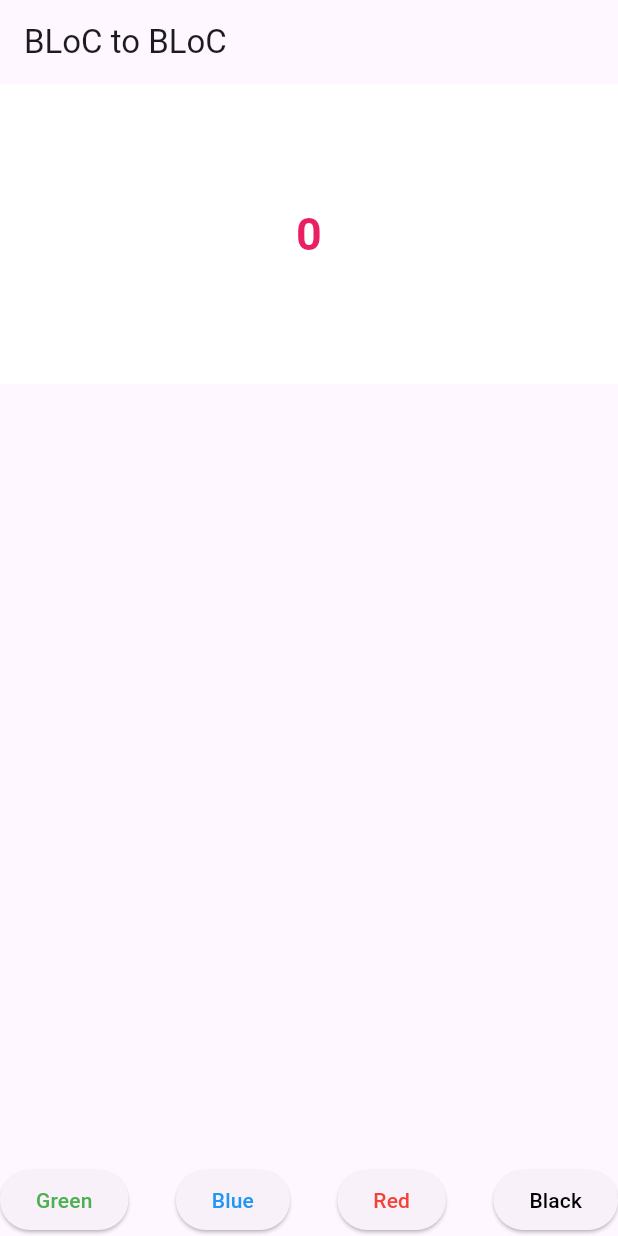
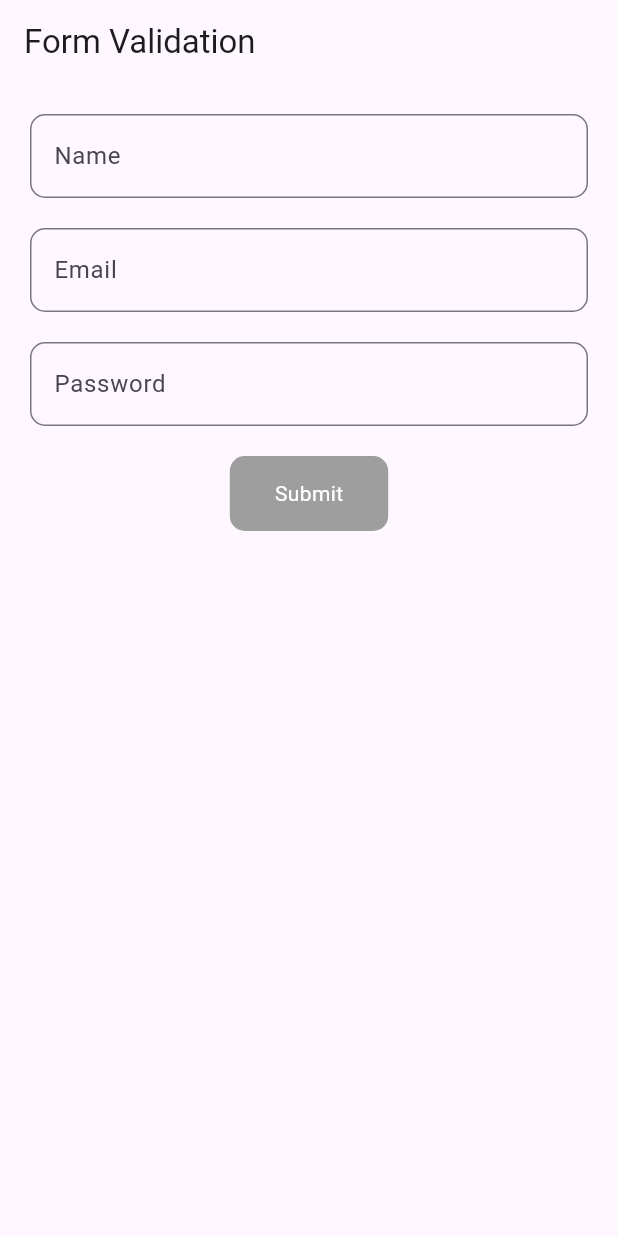
Before and after one commit to Lyangsir00/flutter-bloc, a Flutter app: the screen it shows after launch, on a phone screen of 412 x 824 dp. Run offline on Flutter 3.47's test engine with Material 3 defaults, Android fonts, the light colour scheme and no system bars; our stand-ins replace bloc, equatable, flutter_bloc.

Commit message:
feat: implement form data viabloc

```diff
--- a/lib/bloc/color/color_bloc.dart
+++ b/lib/bloc/color/color_bloc.dart
@@ -6,7 +6,7 @@ part 'color_event.dart';
 part 'color_state.dart';
 
 class ColorBloc extends Bloc<ColorEvent, ColorState> {
-  ColorBloc() : super(ColorState()) {
+  ColorBloc() : super(ColorState(errorMsg: '')) {
     on<ChangeColor>(_changeColor);
   }
   void _changeColor(ChangeColor event, Emitter<ColorState> emit) {
--- a/lib/bloc/color/color_state.dart
+++ b/lib/bloc/color/color_state.dart
@@ -5,7 +5,7 @@ class ColorState extends Equatable {
   final String errorMsg;
   const ColorState({
     this.color = Colors.white,
-    this.errorMsg = '',
+    required this.errorMsg,
   });
   ColorState copyWith({Color? color, String? errorMsg}) {
     return ColorState(
--- a/lib/bloc/counterapp/counterapp_bloc.dart
+++ b/lib/bloc/counterapp/counterapp_bloc.dart
@@ -6,7 +6,7 @@ part 'counterapp_event.dart';
 part 'counterapp_state.dart';
 
 class CounterappBloc extends Bloc<CounterappEvent, CounterappState> {
-  CounterappBloc() : super(CounterappState()) {
+  CounterappBloc() : super(CounterappState(errorMsg: '')) {
     on<UpdateCounter>(_updateCounter);
   }
 
--- a/lib/bloc/counterapp/counterapp_state.dart
+++ b/lib/bloc/counterapp/counterapp_state.dart
@@ -3,7 +3,7 @@ part of 'counterapp_bloc.dart';
 class CounterappState extends Equatable {
   final int counter;
   final String errorMsg;
-  const CounterappState({this.counter = 0, this.errorMsg = ''});
+  const CounterappState({this.counter = 0, required this.errorMsg});
 
   CounterappState copyWith({
     int? counter,
--- /dev/null
+++ b/lib/form/bloc/form_bloc.dart
@@ -0,0 +1,62 @@
+import 'package:bloc/bloc.dart';
+import 'package:equatable/equatable.dart';
+
+part 'form_event.dart';
+part 'form_state.dart';
+
+class FormBloc extends Bloc<FormEvent, FormStates> {
+  FormBloc() : super(FormStates()) {
+    on<NameChanged>((event, emit) {
+      emit(
+        state.copyWith(
+          name: event.name,
+          isValid: _validateForm(
+            state.name,
+            state.email,
+            state.password,
+          ),
+        ),
+      );
+    });
+
+    on<EmailChanged>((event, emit) {
+      emit(
+        state.copyWith(
+          email: event.email,
+          isValid: _validateForm(
+            state.name,
+            state.email,
+            state.password,
+          ),
+        ),
+      );
+    });
+
+    on<PasswordChanged>((event, emit) {
+      emit(
+        state.copyWith(
+          password: event.password,
+          isValid: _validateForm(
+            state.name,
+            state.email,
+            state.password,
+          ),
+        ),
+      );
+    });
+
+    on<FormSubmitted>(
+      (event, emit) {
+        if (state.isValid) {
+          emit(
+            state.copyWith(isSubmitted: true),
+          );
+        }
+      },
+    );
+  }
+
+  bool _validateForm(String name, String email, String password) {
+    return name.isNotEmpty && email.contains('@') && password.length >= 6;
+  }
+}
--- /dev/null
+++ b/lib/form/bloc/form_event.dart
@@ -0,0 +1,40 @@
+part of 'form_bloc.dart';
+
+abstract class FormEvent extends Equatable {
+  const FormEvent();
+
+  @override
+  List<Object> get props => [];
+}
+
+class NameChanged extends FormEvent {
+  final String name;
+  const NameChanged(
+    this.name,
+  );
+  @override
+  // TODO: implement props
+  List<Object> get props => [name];
+}
+
+class EmailChanged extends FormEvent {
+  final String email;
+  const EmailChanged(
+    this.email,
+  );
+  @override
+  // TODO: implement props
+  List<Object> get props => [email];
+}
+
+class PasswordChanged extends FormEvent {
+  final String password;
+  const PasswordChanged(
+    this.password,
+  );
+  @override
+  // TODO: implement props
+  List<Object> get props => [password];
+}
+
+class FormSubmitted extends FormEvent {}
--- /dev/null
+++ b/lib/form/bloc/form_state.dart
@@ -0,0 +1,35 @@
+part of 'form_bloc.dart';
+
+class FormStates extends Equatable {
+  final String name;
+  final String email;
+  final String password;
+  final bool isValid;
+  final bool isSubmitted;
+
+  const FormStates({
+    this.name = '',
+    this.email = '',
+    this.password = '',
+    this.isValid = false,
+    this.isSubmitted = false,
+  });
+  FormStates copyWith({
+    String? name,
+    String? email,
+    String? password,
+    bool? isValid,
+    bool? isSubmitted,
+  }) {
+    return FormStates(
+      name: name ?? this.name,
+      email: email ?? this.email,
+      password: password ?? this.password,
+      isValid: isValid ?? this.isValid,
+      isSubmitted: isSubmitted ?? this.isSubmitted,
+    );
+  }
+
+  @override
+  List<Object> get props => [name, email, password, isValid, isSubmitted];
+}
--- /dev/null
+++ b/lib/form/ui/form_data_page.dart
@@ -0,0 +1,23 @@
+import 'package:flutter/material.dart';
+import 'package:flutter_bloc_example2/form/bloc/form_bloc.dart';
+
+class FormDataPage extends StatelessWidget {
+  final FormStates state;
+  const FormDataPage({super.key, required this.state});
+
+  @override
+  Widget build(BuildContext context) {
+    return Scaffold(
+      appBar: AppBar(),
+      body: Center(
+        child: Column(
+          children: [
+            Text("Name:${state.name}"),
+            Text("email:${state.email}"),
+            Text("Password:${state.password}")
+          ],
+        ),
+      ),
+    );
+  }
+}
--- /dev/null
+++ b/lib/form/ui/form_home.dart
@@ -0,0 +1,138 @@
+import 'package:flutter/material.dart';
+import 'package:flutter_bloc/flutter_bloc.dart';
+import 'package:flutter_bloc_example2/form/bloc/form_bloc.dart';
+import 'package:flutter_bloc_example2/form/ui/form_data_page.dart';
+
+class FormHomeScreen extends StatefulWidget {
+  const FormHomeScreen({super.key});
+
+  @override
+  State<FormHomeScreen> createState() => _FormHomeScreenState();
+}
+
+class _FormHomeScreenState extends State<FormHomeScreen> {
+  @override
+  Widget build(BuildContext context) {
+    return Scaffold(
+      appBar: AppBar(
+        title: const Text("Form Validation"),
+      ),
+      body: Padding(
+        padding: const EdgeInsets.fromLTRB(20, 20, 20, 0),
+        child: Column(
+          children: [
+            BlocConsumer<FormBloc, FormStates>(
+              listener: (context, state) {
+                if (state.isSubmitted && state.isValid) {
+                  Navigator.push(
+                    context,
+                    MaterialPageRoute(
+                      builder: (context) => FormDataPage(
+                        state: state,
+                      ),
+                    ),
+                  );
+                }
+              },
+              builder: (context, state) {
+                return TextFormField(
+                  onChanged: (value) => context.read<FormBloc>().add(
+                        NameChanged(value),
+                      ),
+                  decoration: InputDecoration(
+                    label: const Text('Name'),
+                    errorText: state.name.isEmpty && state.isSubmitted
+                        ? "Name is required"
+                        : null,
+                    border: OutlineInputBorder(
+                      borderRadius: BorderRadius.circular(10),
+                    ),
+                  ),
+                );
+              },
+            ),
+            const SizedBox(height: 20),
+            BlocConsumer<FormBloc, FormStates>(
+              listener: (context, state) {},
+              builder: (context, state) {
+                return TextFormField(
+                  onChanged: (value) => context.read<FormBloc>().add(
+                        EmailChanged(value),
+                      ),
+                  decoration: InputDecoration(
+                    label: Text('Email'),
+                    errorText:
+                        state.email.isNotEmpty && !state.email.contains('@')
+                            ? 'Invalid email'
+                            : null,
+                    border: OutlineInputBorder(
+                      borderRadius: BorderRadius.circular(10),
+                    ),
+                  ),
+                );
+              },
+            ),
+            const SizedBox(height: 20),
+            BlocConsumer<FormBloc, FormStates>(
+              listener: (context, state) {},
+              builder: (context, state) {
+                return TextFormField(
+                  obscureText: true,
+                  onChanged: (value) => context.read<FormBloc>().add(
+                        PasswordChanged(value),
+                      ),
+                  decoration: InputDecoration(
+                    hintText: 'Password',
+                    errorText:
+                        state.password.isNotEmpty && state.password.length < 6
+                            ? "Password is too short"
+                            : null,
+                    border: OutlineInputBorder(
+                      borderRadius: BorderRadius.circular(10),
+                    ),
+                  ),
+                );
+              },
+            ),
+            const SizedBox(height: 20),
+            BlocConsumer<FormBloc, FormStates>(
+              listener: (context, state) {
+                if (state.isSubmitted) {
+                  ScaffoldMessenger.of(context).showSnackBar(
+                    const SnackBar(
+                        content: Text('Form Submitted Successfully!')),
+                  );
+                }
+              },
+              builder: (context, state) {
+                return InkWell(
+                  onTap: state.isValid
+                      ? () {
+                          context.read<FormBloc>().add(FormSubmitted());
+                        }
+                      : null,
+                  child: Container(
+                    padding: const EdgeInsets.symmetric(
+                      vertical: 15,
+                      horizontal: 30,
+                    ),
+                    decoration: BoxDecoration(
+                      color: state.isValid ? Colors.blue : Colors.grey,
+                      borderRadius: BorderRadius.circular(10),
+                    ),
+                    child: Text(
+                      "Submit",
+                      style: TextStyle(
+                        color: Colors.white,
+                      ),
+                    ),
+                  ),
+                );
+              },
+            ),
+          ],
+        ),
+      ),
+    );
+  }
+}
--- a/lib/main.dart
+++ b/lib/main.dart
@@ -2,7 +2,8 @@ import 'package:flutter/material.dart';
 import 'package:flutter_bloc/flutter_bloc.dart';
 import 'package:flutter_bloc_example2/bloc/counterapp/counterapp_bloc.dart';
 import 'package:flutter_bloc_example2/bloc/color/color_bloc.dart';
-import 'package:flutter_bloc_example2/ui/bloc_to_bloc_home.dart';
+import 'package:flutter_bloc_example2/form/bloc/form_bloc.dart';
+import 'package:flutter_bloc_example2/form/ui/form_home.dart';
 
 void main() {
   runApp(const MyApp());
@@ -21,6 +22,9 @@ class MyApp extends StatelessWidget {
         BlocProvider(
           create: (context) => CounterappBloc(),
         ),
+        BlocProvider(
+          create: (context) => FormBloc(),
+        ),
       ],
       child: MaterialApp(
           title: 'Flutter Demo',
@@ -28,7 +32,7 @@ class MyApp extends StatelessWidget {
             colorScheme: ColorScheme.fromSeed(seedColor: Colors.deepPurple),
             useMaterial3: true,
           ),
-          home: BlocToBlocHome()),
+          home: FormHomeScreen()),
     );
   }
 }
```
